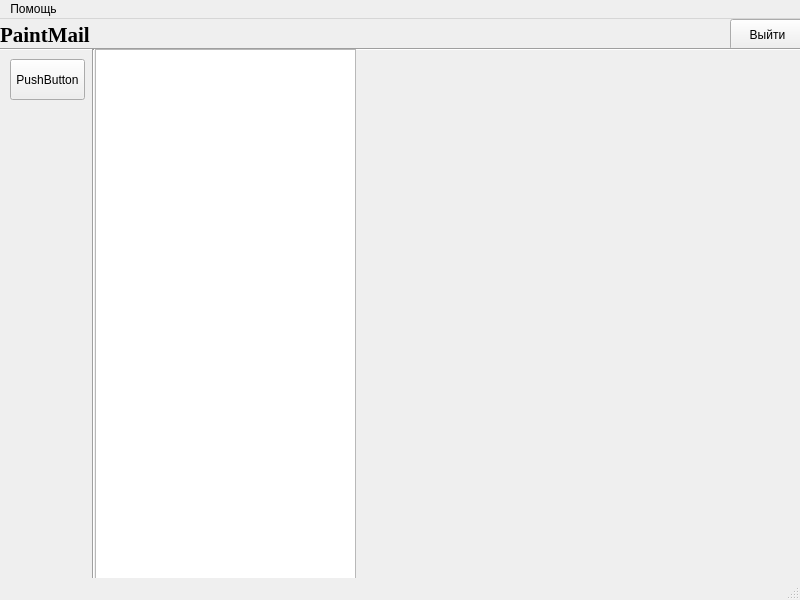
Old version of the form mailbox.ui in the repository moevm/gui-1h2017-15.
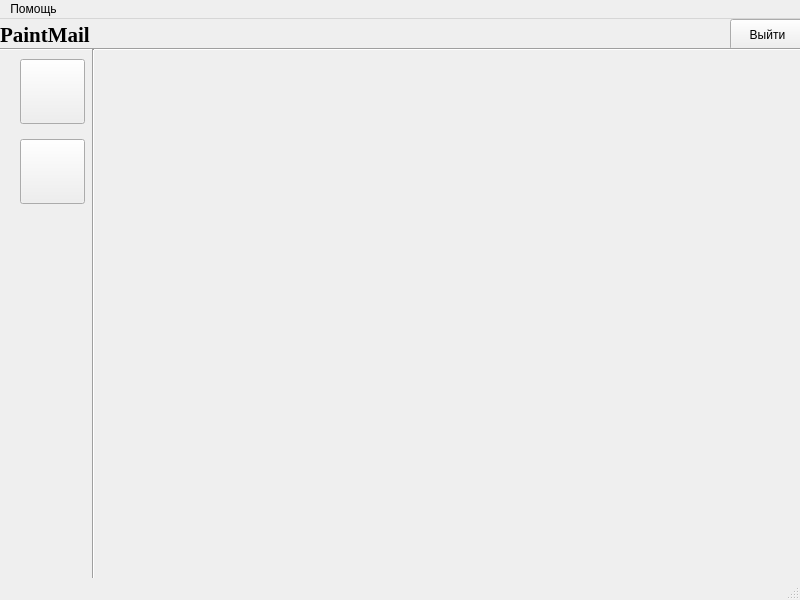
New version of the form.

Patch:
```diff
--- a/mailbox.ui
+++ b/mailbox.ui
@@ -77,25 +77,61 @@
    <widget class="QPushButton" name="pushButton">
     <property name="geometry">
      <rect>
-      <x>10</x>
+      <x>20</x>
       <y>40</y>
-      <width>75</width>
-      <height>41</height>
+      <width>65</width>
+      <height>65</height>
      </rect>
     </property>
     <property name="text">
-     <string>PushButton</string>
+     <string/>
+    </property>
+    <property name="iconSize">
+     <size>
+      <width>64</width>
+      <height>64</height>
+     </size>
+    </property>
+    <property name="checkable">
+     <bool>false</bool>
+    </property>
+    <property name="autoRepeat">
+     <bool>true</bool>
+    </property>
+    <property name="autoDefault">
+     <bool>false</bool>
     </property>
    </widget>
-   <widget class="QListWidget" name="listWidget">
+   <widget class="QPushButton" name="outbox">
     <property name="geometry">
      <rect>
-      <x>95</x>
-      <y>30</y>
-      <width>261</width>
-      <height>531</height>
+      <x>20</x>
+      <y>120</y>
+      <width>65</width>
+      <height>65</height>
      </rect>
     </property>
+    <property name="cursor">
+     <cursorShape>ArrowCursor</cursorShape>
+    </property>
+    <property name="text">
+     <string/>
+    </property>
+    <property name="iconSize">
+     <size>
+      <width>64</width>
+      <height>64</height>
+     </size>
+    </property>
+    <property name="checkable">
+     <bool>false</bool>
+    </property>
+    <property name="autoRepeat">
+     <bool>true</bool>
+    </property>
+    <property name="autoDefault">
+     <bool>false</bool>
+    </property>
    </widget>
   </widget>
   <widget class="QMenuBar" name="menubar">
```
Left out of the diff: 5 changed lines with no effect on the pictures.
